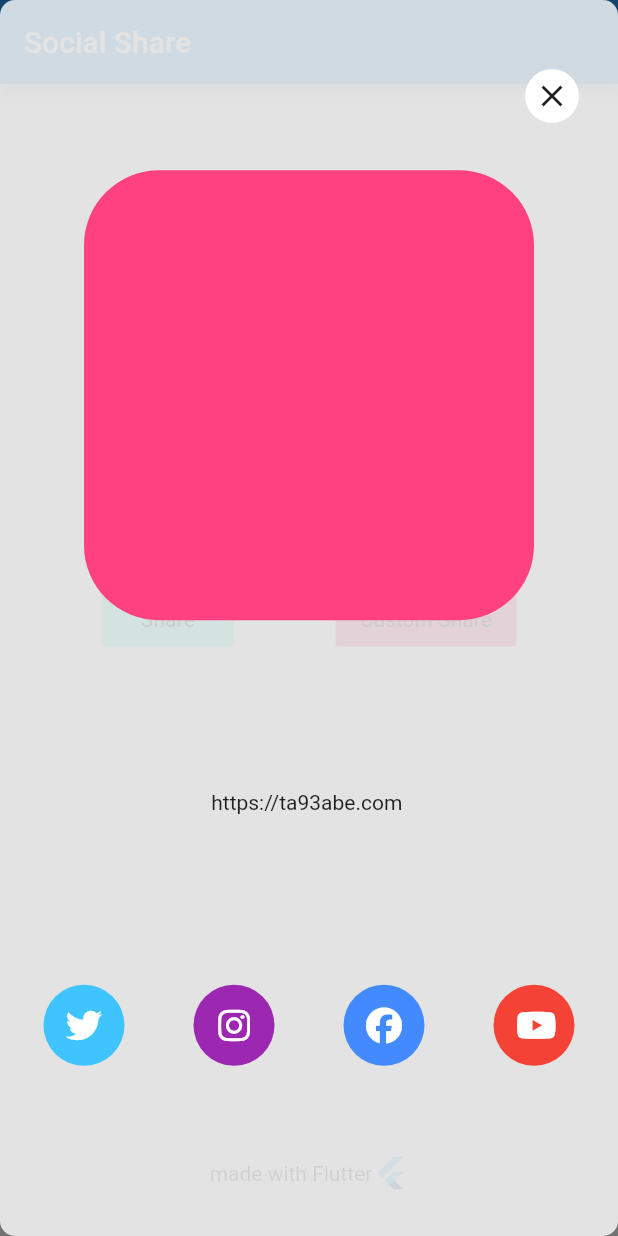
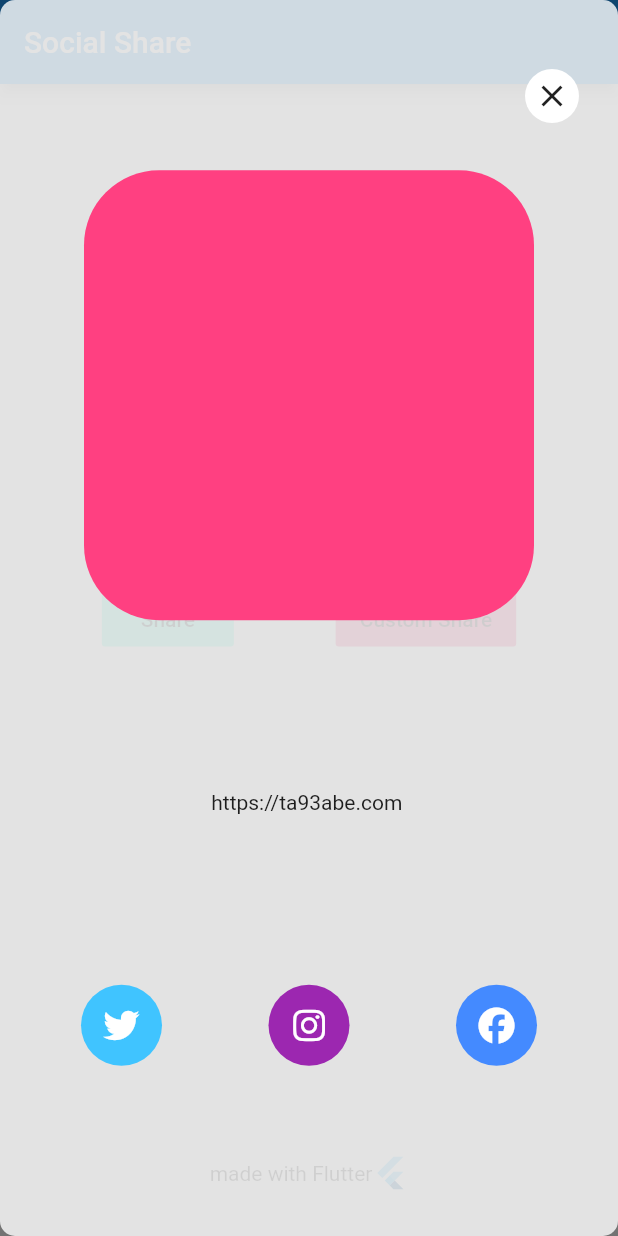
Before and after one commit to ta93abe/dailyUI-with-Flutter, a Flutter app: the screen it shows after launch, after a tap on "Custom Share", on a phone screen of 412 x 824 dp. Run offline on Flutter 3.47's test engine with Material 2 defaults, Android fonts, the phone set to English and light mode, and no system bars; our stand-ins replace audioplayers, flare_flutter, flutter_icons, fluttericon, google_fonts, share.

Commit message:
day10: a bit change

```diff
--- a/day10/lib/main.dart
+++ b/day10/lib/main.dart
@@ -131,16 +131,16 @@ class SocialShare extends StatelessWidget {
                                     color: Colors.white,
                                   ),
                                 ),
-                                FlatButton(
-                                  onPressed: () {},
-                                  shape: CircleBorder(),
-                                  padding: EdgeInsets.all(15),
-                                  color: Colors.red,
-                                  child: Icon(
-                                    FontAwesome.youtube_play,
-                                    color: Colors.white,
-                                  ),
-                                ),
+//                                FlatButton(
+//                                  onPressed: () {},
+//                                  shape: CircleBorder(),
+//                                  padding: EdgeInsets.all(15),
+//                                  color: Colors.red,
+//                                  child: Icon(
+//                                    FontAwesome.youtube_play,
+//                                    color: Colors.white,
+//                                  ),
+//                                ),
                               ],
                             ),
                             Spacer(),
```
Also changed, not shown: day10/pubspec.lock.
